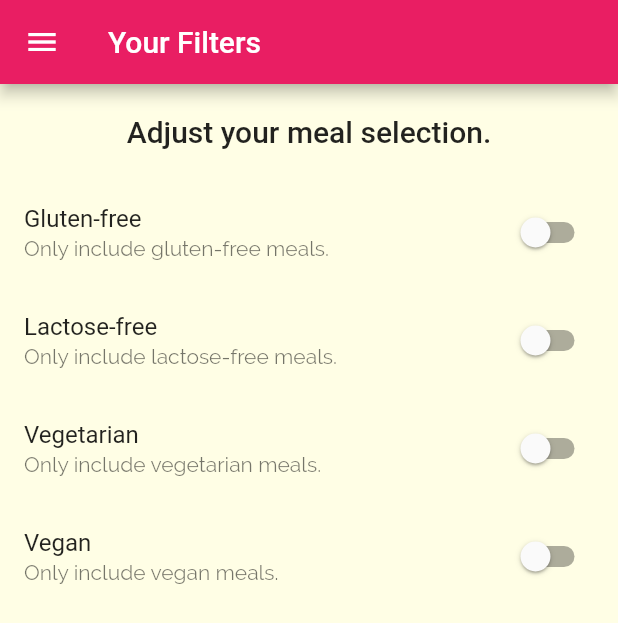
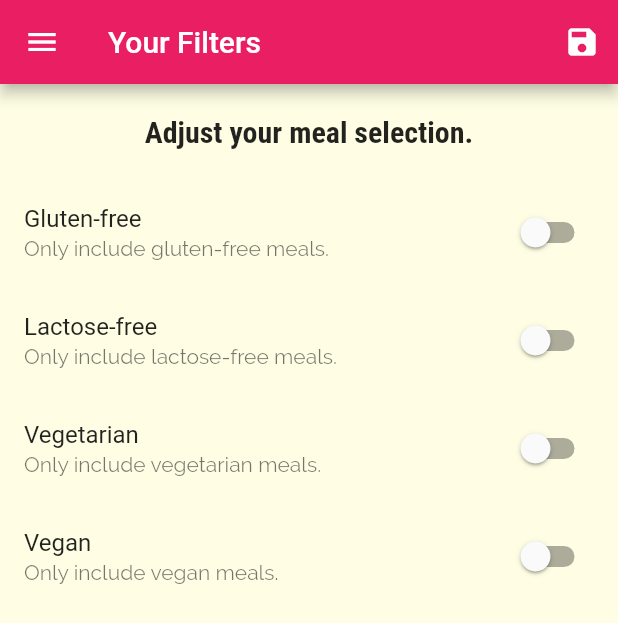
Before and after one commit to SJovis/flutter_recipes_app, a Flutter app: the FiltersScreen screen opened by its route, on a phone screen of 412 x 824 dp. Shown: the top 623 px of the screen. Run offline on Flutter 3.47's test engine with Material 2 defaults, Android fonts, the phone set to English and light mode, and no system bars.

Commit message:
filters logic

```diff
--- a/lib/main.dart
+++ b/lib/main.dart
@@ -1,19 +1,56 @@
 import 'package:flutter/material.dart';
 
+import './dummy_data.dart';
 import './screens/filters_screen.dart';
 import './screens/tabs_screen.dart';
 import './screens/meal_detail_screen.dart';
 import './screens/categories_screen.dart';
 import './screens/category_meals_screen.dart';
+import './models/meal.dart';
 
 void main() {
   runApp(const MyApp());
 }
 
-class MyApp extends StatelessWidget {
+class MyApp extends StatefulWidget {
   const MyApp({super.key});
 
-  // This widget is the root of your application.
+  @override
+  State<MyApp> createState() => _MyAppState();
+}
+
+class _MyAppState extends State<MyApp> {
+  Map<String, bool> _filters = {
+    'gluten': false,
+    'vegetarian': false,
+    'vegan': false,
+    'lactose': false,
+  };
+
+  List<Meal> _availableMeals = DUMMY_MEALS;
+
+  void _setFilters(Map<String, bool> filterData) {
+    setState(() {
+      _filters = filterData;
+
+      _availableMeals = DUMMY_MEALS.where((meal) {
+        if (_filters['gluten'] == true && !meal.isGlutenFree) {
+          return false;
+        }
+        if (_filters['lactose'] == true && !meal.isLactoseFree) {
+          return false;
+        }
+        if (_filters['vegetarian'] == true && !meal.isVegetarian) {
+          return false;
+        }
+        if (_filters['vegan'] == true && !meal.isVegan) {
+          return false;
+        }
+        return true;
+      }).toList();
+    });
+  }
+
   @override
   Widget build(BuildContext context) {
     return MaterialApp(
@@ -38,9 +75,11 @@ class MyApp extends StatelessWidget {
       initialRoute: '/',
       routes: {
         '/': (context) => const TabsScreen(),
-        CategoryMealsScreen.routeName: (context) => const CategoryMealsScreen(),
+        CategoryMealsScreen.routeName: (context) =>
+            CategoryMealsScreen(availableMeals: _availableMeals),
         MealDetailScreen.routeName: (context) => const MealDetailScreen(),
-        FiltersScreen.routeName: (context) => const FiltersScreen(),
+        FiltersScreen.routeName: (context) =>
+            FiltersScreen(saveFilters: _setFilters, currentFilters: _filters),
       },
       // onGenerateRoute: (settings) {
       //   return MaterialPageRoute(builder: (context) => CategoriesScreen())
--- a/lib/screens/filters_screen.dart
+++ b/lib/screens/filters_screen.dart
@@ -2,7 +2,11 @@ import 'package:flutter/material.dart';
 import '../widgets/main_drawer.dart';
 
 class FiltersScreen extends StatefulWidget {
-  const FiltersScreen({super.key});
+  final Function saveFilters;
+  final Map<String, bool> currentFilters;
+
+  const FiltersScreen(
+      {super.key, required this.saveFilters, required this.currentFilters});
 
   static const routeName = '/filters';
 
@@ -15,6 +19,15 @@ class _FiltersScreenState extends State<FiltersScreen> {
   bool _vegetarian = false;
   bool _vegan = false;
   bool _lactoseFree = false;
+
+  @override
+  void initState() {
+    _glutenFree = widget.currentFilters['gluten'] as bool;
+    _vegetarian = widget.currentFilters['vegetarian'] as bool;
+    _vegan = widget.currentFilters['vegan'] as bool;
+    _lactoseFree = widget.currentFilters['lactose'] as bool;
+    super.initState();
+  }
 
   Widget _buildSwitchTile(String title, String description, bool currentValue,
       Function(bool) udpateValue) {
@@ -32,6 +45,20 @@ class _FiltersScreenState extends State<FiltersScreen> {
     return Scaffold(
       appBar: AppBar(
         title: const Text('Your Filters'),
+        actions: [
+          IconButton(
+            onPressed: () {
+              final selectedFilters = {
+                'gluten': _glutenFree,
+                'vegetarian': _vegetarian,
+                'vegan': _vegan,
+                'lactose': _lactoseFree,
+              };
+              widget.saveFilters(selectedFilters);
+            },
+            icon: const Icon(Icons.save),
+          ),
+        ],
       ),
       drawer: const MainDrawer(),
       body: Column(
@@ -40,7 +67,7 @@ class _FiltersScreenState extends State<FiltersScreen> {
             padding: const EdgeInsets.all(20),
             child: Text(
               'Adjust your meal selection.',
-              style: Theme.of(context).textTheme.headline6,
+              style: Theme.of(context).textTheme.headline5,
             ),
           ),
           Expanded(
```
Also changed, not shown: lib/screens/category_meals_screen.dart (+4 -3 lines).
